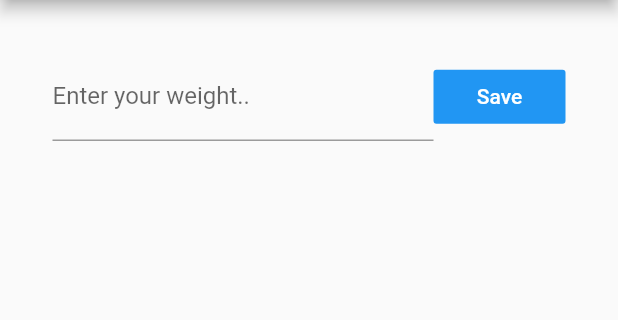
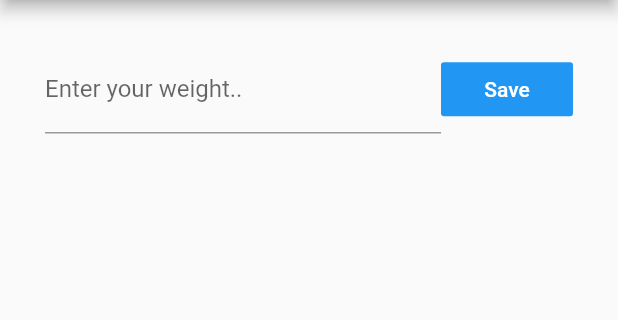
Before and after one commit to chospredev/weight_tracker, a Flutter app: the screen it shows once a user with an empty profile is signed in, on a phone screen of 412 x 824 dp, the part 84-404 px from its top. Run offline on Flutter 3.47's test engine with Material 2 defaults, Android fonts, the phone set to English and light mode, and no system bars; our stand-ins replace cloud_firestore, firebase_auth, firebase_core; accounts and stored records are empty; network calls fail.

Commit message:
Minimal refactoring done..

```diff
--- a/lib/screens/home/form.dart
+++ b/lib/screens/home/form.dart
@@ -6,17 +6,18 @@ class FormText extends StatelessWidget {
   final String _labelText = 'Enter your weight..';
   final String _buttonText = 'Save';
 
-  final controller = TextEditingController();
+  final _controller = TextEditingController();
 
   final dateFormat = new DateFormat.yMMMMd().add_jm();
 
-  final collection = FirebaseFirestore.instance.collection('weightMeasurement');
+  final _collection =
+      FirebaseFirestore.instance.collection('weightMeasurement');
 
   void saveItemToList() {
-    final weight = controller.text;
+    final weight = _controller.text;
 
     if (weight.isNotEmpty) {
-      collection.add({
+      _collection.add({
         'weight': weight,
         'time': dateFormat.format(DateTime.now()),
       });
@@ -24,7 +25,7 @@ class FormText extends StatelessWidget {
       return null;
     }
 
-    controller.clear();
+    _controller.clear();
   }
 
   @override
@@ -34,7 +35,7 @@ class FormText extends StatelessWidget {
         Expanded(
           child: TextField(
             keyboardType: TextInputType.number,
-            controller: controller,
+            controller: _controller,
             decoration: InputDecoration(
               labelText: _labelText,
             ),
--- a/lib/screens/home/home.dart
+++ b/lib/screens/home/home.dart
@@ -10,11 +10,13 @@ class Home extends StatefulWidget {
 class _HomeState extends State<Home> {
   final ServiceAuth _auth = ServiceAuth();
 
+  final _appBarText = 'Weight Tracker';
+
   @override
   Widget build(BuildContext context) {
     return Scaffold(
       appBar: AppBar(
-        title: Text('Weight Tracker'),
+        title: Text('$_appBarText'),
         backgroundColor: Colors.green[500],
         centerTitle: true,
         actions: <Widget>[
--- a/lib/screens/home/layout.dart
+++ b/lib/screens/home/layout.dart
@@ -7,7 +7,7 @@ class Layout extends StatelessWidget {
   @override
   Widget build(BuildContext context) {
     return Padding(
-      padding: const EdgeInsets.all(35.0),
+      padding: const EdgeInsets.all(30.0),
       child: Column(
         children: <Widget>[
           FormText(),
--- a/lib/screens/home/measurements.dart
+++ b/lib/screens/home/measurements.dart
@@ -20,6 +20,7 @@ class RecentMeasurement {
           child: ListTile(
             title: Expanded(
               child: Card(
+                margin: EdgeInsets.only(top: 25.0),
                 child: Column(
                   children: <Widget>[
                     Text('Current Weight: ' + doc['weight'] + 'kg'),
```
Also changed, not shown: lib/screens/authenticate/login.dart (+12 -5 lines).
